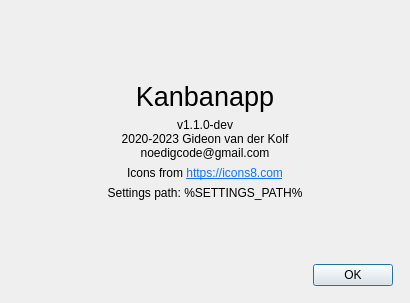
Old version of the form src/aboutdialog.ui in the repository noedigcode/Kanbanapp.
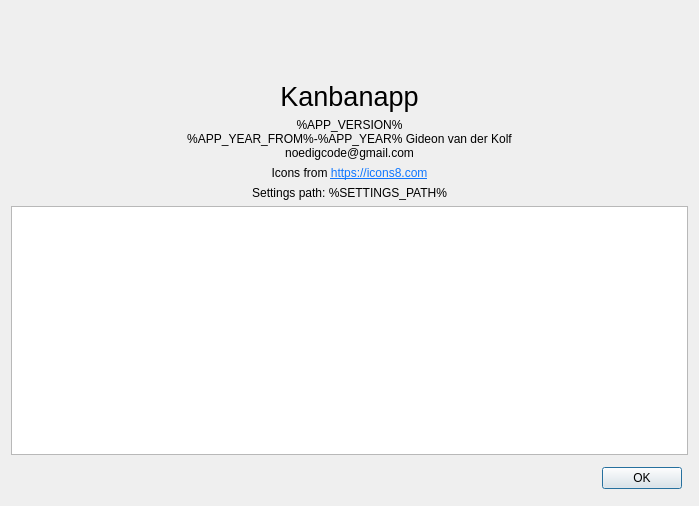
New version of the form. Icons and pictures are not drawn.

Commit message: Add version file. Add command-line version and help arguments. Show changelog in about dialog. Bump version to 1.1.0, update changelog.

Patch:
```diff
--- a/src/aboutdialog.ui
+++ b/src/aboutdialog.ui
@@ -6,8 +6,8 @@
    <rect>
     <x>0</x>
     <y>0</y>
-    <width>410</width>
-    <height>303</height>
+    <width>699</width>
+    <height>506</height>
    </rect>
   </property>
   <property name="windowTitle">
@@ -61,8 +61,8 @@
    <item>
     <widget class="QLabel" name="label">
      <property name="text">
-      <string>v1.1.0-dev
-2020-2023 Gideon van der Kolf
+      <string>%APP_VERSION%
+%APP_YEAR_FROM%-%APP_YEAR% Gideon van der Kolf
 noedigcode@gmail.com</string>
      </property>
      <property name="alignment">
@@ -97,17 +97,11 @@
     </widget>
    </item>
    <item>
-    <spacer name="verticalSpacer">
-     <property name="orientation">
-      <enum>Qt::Vertical</enum>
+    <widget class="QPlainTextEdit" name="plainTextEdit">
+     <property name="styleSheet">
+      <string notr="true">font-family: monospace;</string>
      </property>
-     <property name="sizeHint" stdset="0">
-      <size>
-       <width>20</width>
-       <height>40</height>
-      </size>
-     </property>
-    </spacer>
+    </widget>
    </item>
    <item>
     <layout class="QHBoxLayout" name="horizontalLayout">
```
Left out of the diff: 2 changed lines with no effect on the pictures. The commit also changes 9 other files.
